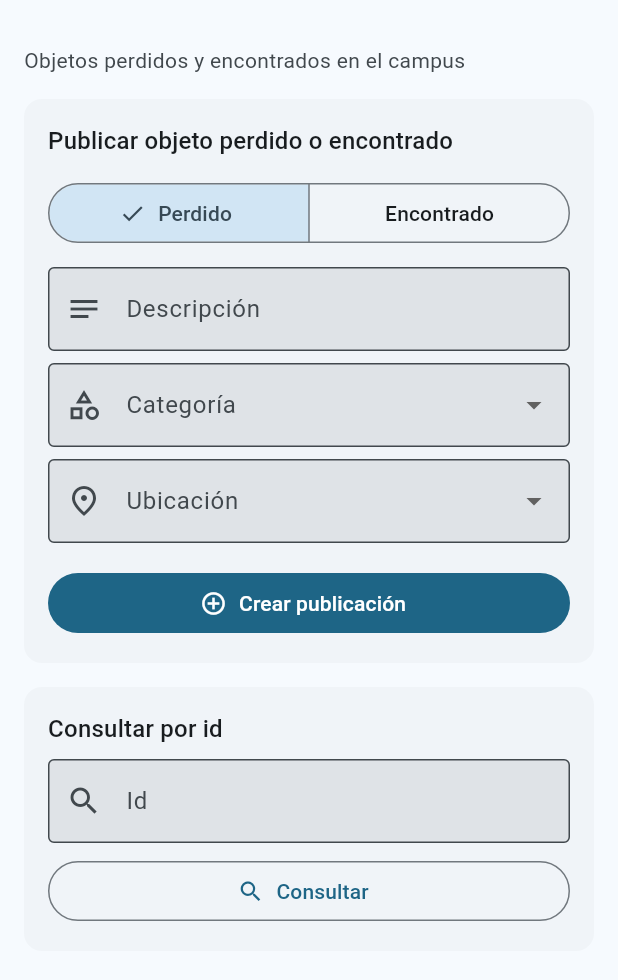
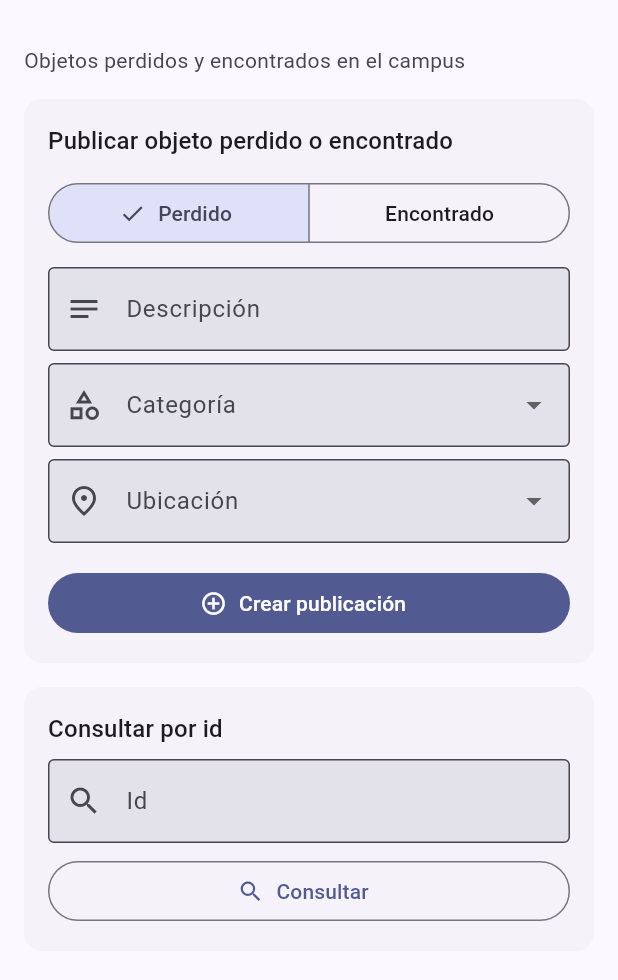
Before and after one commit to ISCOUTB/AS_202620_Recobra, a Flutter app: the screen it shows after launch, on a phone screen of 412 x 824 dp, the part 63-1043 px from its top. Run offline on Flutter 3.47's test engine with Material 3 defaults, Android fonts, the phone set to English and light mode, and no system bars.

Commit message:
Redisenar la vitrina con la paleta de la UTB, lista y busqueda desde el servidor

```diff
--- a/mobile/lib/main.dart
+++ b/mobile/lib/main.dart
@@ -33,7 +33,7 @@ class RecobraApp extends StatelessWidget {
 
   @override
   Widget build(BuildContext context) {
-    final colorScheme = ColorScheme.fromSeed(seedColor: const Color(0xFF0B4F6C));
+    final colorScheme = ColorScheme.fromSeed(seedColor: const Color(0xFF093AD8));
     return MaterialApp(
       title: 'Recobra',
       theme: ThemeData(
```
Also changed, not shown: 1 other file.
